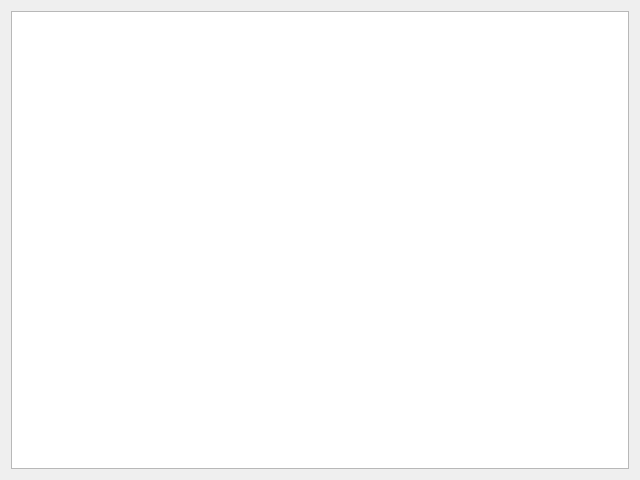
First picture: the form in src/ui/helpwindow.ui, repository 0x20cd/turing, before the edit.
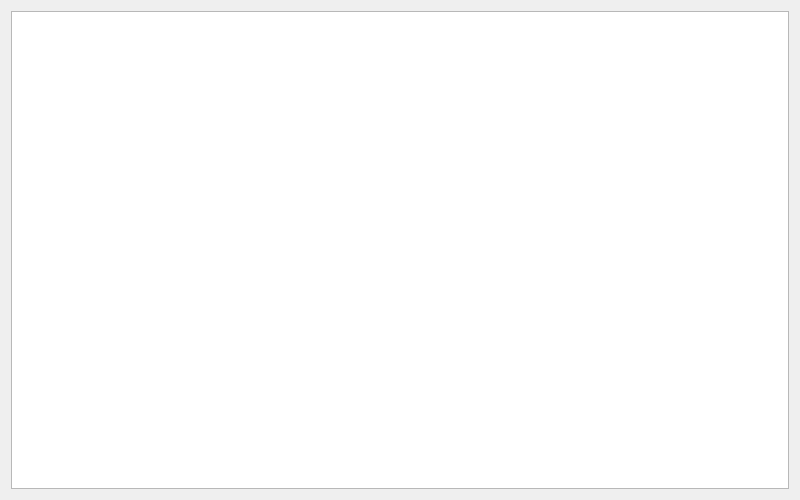
Second picture: the form after the edit.

What changed in the file:
```diff
--- a/src/ui/helpwindow.ui
+++ b/src/ui/helpwindow.ui
@@ -6,8 +6,8 @@
    <rect>
     <x>0</x>
     <y>0</y>
-    <width>640</width>
-    <height>480</height>
+    <width>800</width>
+    <height>500</height>
    </rect>
   </property>
   <property name="windowTitle">
@@ -16,6 +16,14 @@
   <layout class="QGridLayout" name="gridLayout">
    <item row="0" column="0">
     <widget class="QTextEdit" name="textEdit">
+     <property name="font">
+      <font>
+       <pointsize>12</pointsize>
+      </font>
+     </property>
+     <property name="undoRedoEnabled">
+      <bool>false</bool>
+     </property>
      <property name="readOnly">
       <bool>true</bool>
      </property>
```
